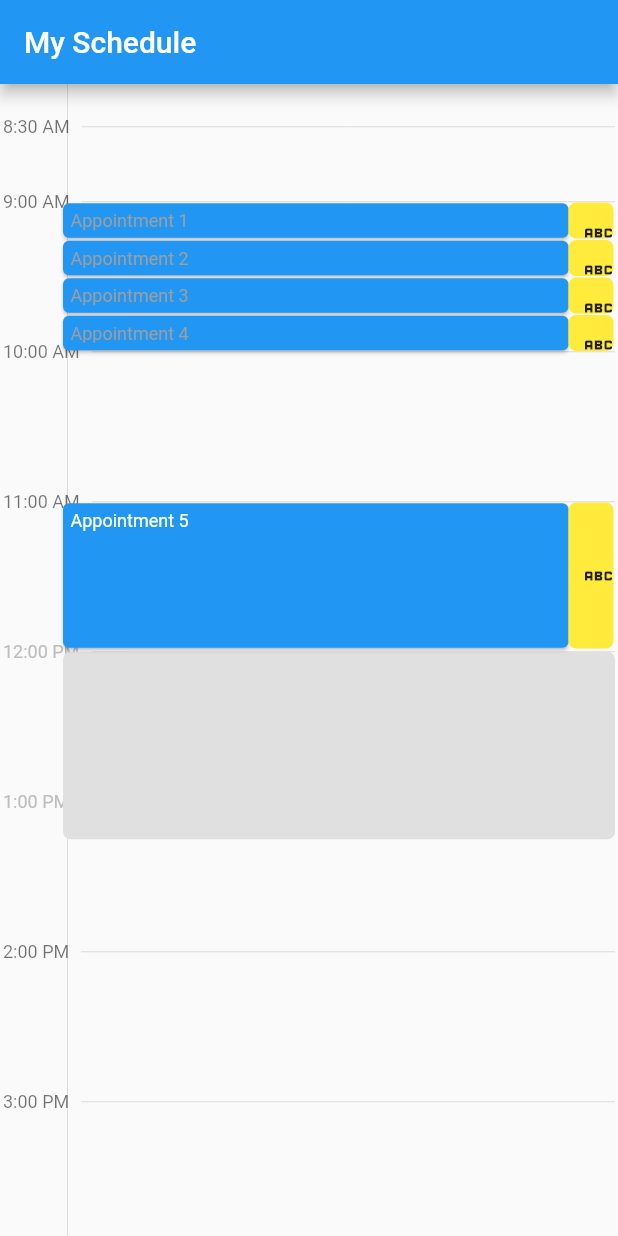
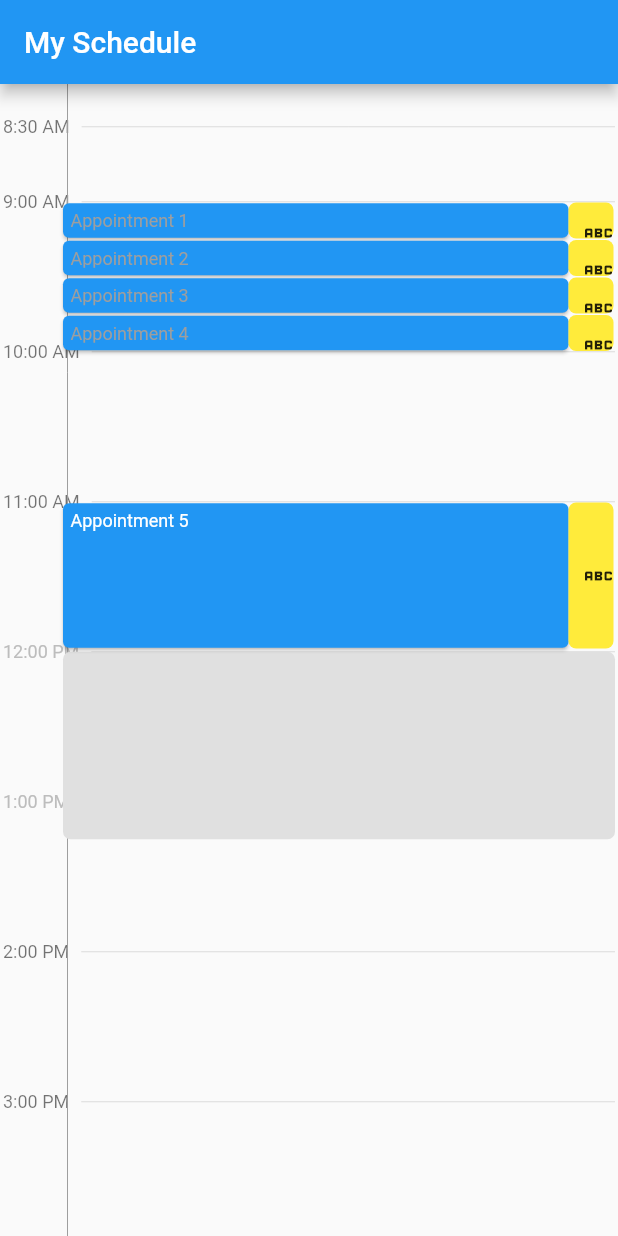
Before and after one commit to Number19thgmail/day-schedule-list-main, a Flutter app: the screen it shows after launch, on a phone screen of 412 x 824 dp. Run offline on Flutter 3.47's test engine with Material 2 defaults, Android fonts, the phone set to English and light mode, and no system bars.

Commit message:
Color vertical divider

```diff
--- a/lib/src/ui/day_schedule_list_stack.dart
+++ b/lib/src/ui/day_schedule_list_stack.dart
@@ -49,7 +49,9 @@ class DayScheduleListStack extends StatelessWidget {
           top: 0,
           left: 35,
           bottom: 0,
-          child: VerticalDivider(),
+          child: VerticalDivider(
+            color: Colors.grey,
+          ),
         ),
         ...internalUnavailableIntervals,
         ...appointments,
```
Also changed, not shown: 1 other file.
